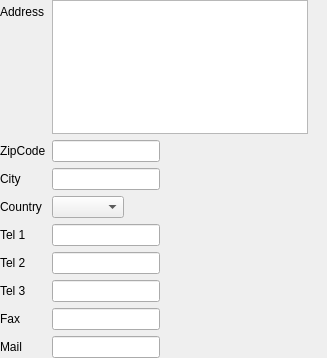
The window that plugins/usermanagerplugin/widgets/userviewer_contact.ui (FreeHealth/freehealth) describes before a commit, drawn with Qt 5.
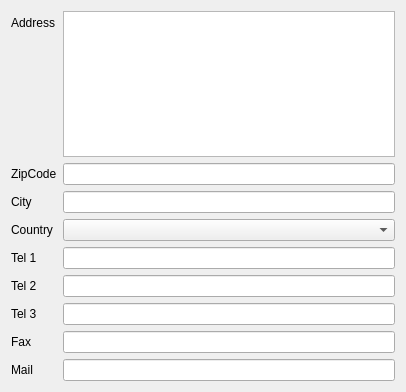
The same window after the commit. Custom widgets are drawn as their Qt base class.

Commit message: Fields of the contact form are layouted in a form layout

```diff
--- a/plugins/usermanagerplugin/widgets/userviewer_contact.ui
+++ b/plugins/usermanagerplugin/widgets/userviewer_contact.ui
@@ -6,20 +6,14 @@
    <rect>
     <x>0</x>
     <y>0</y>
-    <width>327</width>
-    <height>358</height>
+    <width>406</width>
+    <height>392</height>
    </rect>
   </property>
   <property name="windowTitle">
    <string>Form</string>
   </property>
   <layout class="QFormLayout" name="formLayout">
-   <property name="fieldGrowthPolicy">
-    <enum>QFormLayout::FieldsStayAtSizeHint</enum>
-   </property>
-   <property name="margin">
-    <number>0</number>
-   </property>
    <item row="0" column="0">
     <widget class="QLabel" name="label_10">
      <property name="text">
```
